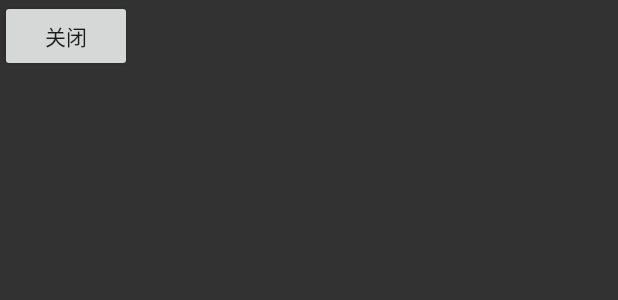
After one commit to DarklyCoder/ViewNavigator, an Android app: the layout view_page_dialog.xml on its own in the app's theme, with its tools: preview values and no code run, on a phone screen of 412 x 824 dp. The commit adds this screen. Shown: the top 300 px of the screen. Run offline under Robolectric (Android 15) with nearby library versions, the phone set to English and light mode, and no system bars.

Commit message:
1、fix；

```diff
--- a/app/src/main/java/com/darklycoder/viewnavigator/demo/pages/Paths.kt
+++ b/app/src/main/java/com/darklycoder/viewnavigator/demo/pages/Paths.kt
@@ -7,6 +7,8 @@ class Paths {
 
     companion object {
         const val PATH_INIT = "init"
+
+        const val PATH_DIALOG = "init/dialog"
         const val PATH_DESC = "init/desc"
 
         const val PATH_INDEX = "init/index"
--- a/app/src/main/java/com/darklycoder/viewnavigator/demo/pages/index/IndexView.kt
+++ b/app/src/main/java/com/darklycoder/viewnavigator/demo/pages/index/IndexView.kt
@@ -26,7 +26,10 @@ class IndexView(context: Context) : PageView(context) {
                 )
             )
         }
-        btn_about.setOnClickListener { MultiViewNavigator.jump(Paths.PATH_ABOUT) }
+        btn_about.setOnClickListener {
+            MultiViewNavigator.jump(Paths.PATH_ABOUT)
+            MultiViewNavigator.jump(Paths.PATH_DIALOG)
+        }
         btn_close.setOnClickListener { MultiViewNavigator.finish() }
         btn_close_about.setOnClickListener { MultiViewNavigator.finishByKey(Paths.PATH_ABOUT) }
     }
--- /dev/null
+++ b/app/src/main/res/layout/view_page_dialog.xml
@@ -0,0 +1,13 @@
+<?xml version="1.0" encoding="utf-8"?>
+<LinearLayout xmlns:android="http://schemas.android.com/apk/res/android"
+        android:layout_width="match_parent"
+        android:layout_height="match_parent"
+        android:background="#CC000000"
+        android:orientation="vertical">
+
+    <Button
+            android:id="@+id/btn_close"
+            android:layout_width="wrap_content"
+            android:layout_height="wrap_content"
+            android:text="关闭" />
+</LinearLayout>
--- a/navigator/build.gradle
+++ b/navigator/build.gradle
@@ -11,8 +11,8 @@ android {
     defaultConfig {
         minSdkVersion 14
         targetSdkVersion 28
-        versionCode 6
-        versionName "1.0.5"
+        versionCode 8
+        versionName "1.0.7"
 
         javaCompileOptions { annotationProcessorOptions { includeCompileClasspath = true } }
     }
@@ -46,7 +46,7 @@ publish {
     userOrg = 'darklycoder'
     groupId = 'com.darklycoder.lib'
     artifactId = 'ViewNavigator'
-    publishVersion = '1.0.5'
+    publishVersion = '1.0.7'
     desc = 'ViewNavigator'
     website = 'https://github.com/DarklyCoder/ViewNavigator.git'
 }
--- a/navigator/src/main/java/com/darklycoder/viewnavigator/ViewNavigator.kt
+++ b/navigator/src/main/java/com/darklycoder/viewnavigator/ViewNavigator.kt
@@ -17,6 +17,8 @@ class ViewNavigator(context: Context, private var pageView: IPageView?) {
 
     init {
         mContext = WeakReference(context)
+
+        pageView?.onShow(true)
     }
 
     /**
@@ -73,7 +75,7 @@ class ViewNavigator(context: Context, private var pageView: IPageView?) {
      * 显示
      */
     fun onShow() {
-        pageView?.onShow(false)
+        pageView?.onShow()
     }
 
     /**
```
Also changed, not shown: app/build.gradle (+8 -8 lines), app/src/main/java/com/darklycoder/viewnavigator/demo/pages/dialog/DialogView.kt (added, +21 -0 lines), navigator/src/main/java/com/darklycoder/viewnavigator/MultiViewNavigator.kt (+7 -3 lines), navigator/src/main/java/com/darklycoder/viewnavigator/impl/PageView.kt (+8 -1 lines).
